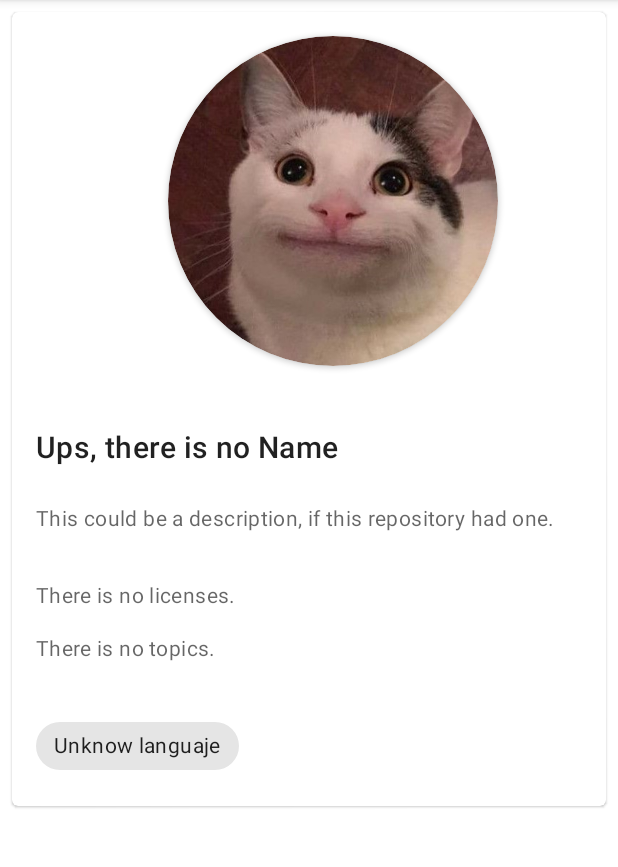
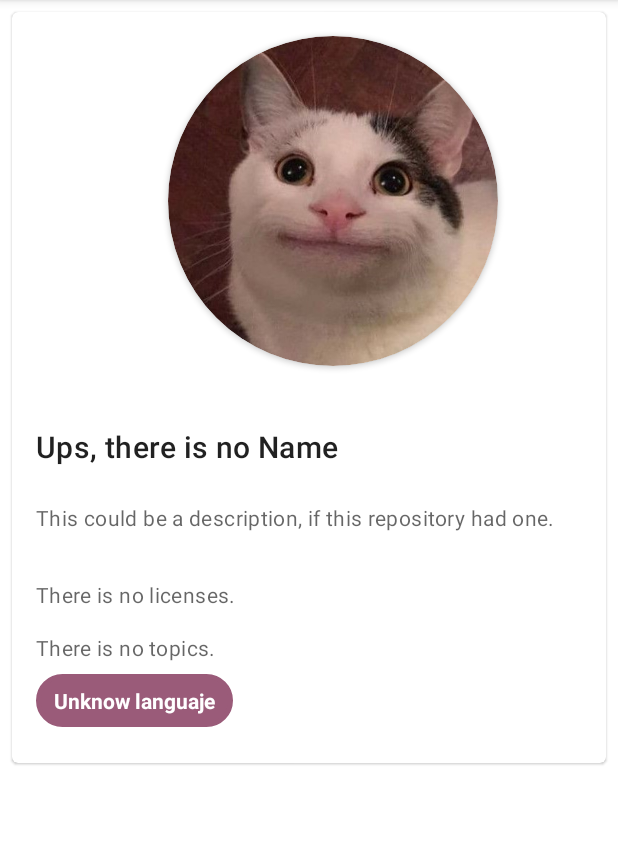
Before and after one commit to martamagui/UD5_02-RecyclerView, an Android app: the DetailActivity screen opened directly, with no data from a screen before it, on a phone screen of 412 x 824 dp, the part 84-951 px from its top. Run offline under Robolectric (Android 15) with nearby library versions, the phone set to English and light mode, and no system bars; pictures from the network do not load.

Commit message:
Ya está terminado, ahora solo queda mejorarlo

```diff
--- /dev/null
+++ b/app/src/main/res/drawable/rounded_tvs.xml
@@ -0,0 +1,15 @@
+<?xml version="1.0" encoding="utf-8"?>
+
+<shape
+    xmlns:android="http://schemas.android.com/apk/res/android"
+    android:shape="rectangle">
+
+    <corners android:radius="20dp" />
+
+    <!-- This is the border color -->
+    <stroke android:width="3dp" android:color="#9A5B79" />
+
+    <!--- This is the background color -->
+    <solid android:color="#9A5B79" />
+
+</shape>
--- a/app/src/main/res/layout/activity_detail.xml
+++ b/app/src/main/res/layout/activity_detail.xml
@@ -115,14 +115,26 @@
                         android:text="@string/topics"
                         android:textAppearance="?attr/textAppearanceBody2"
                         android:textColor="?android:attr/textColorSecondary"
+                        app:layout_constraintEnd_toEndOf="parent"
+                        app:layout_constraintStart_toStartOf="parent"
                         app:layout_constraintTop_toBottomOf="@+id/tv_detaill_license" />
 
-                    <com.google.android.material.chip.Chip
+                    <TextView
                         android:id="@+id/chip_languaje"
                         android:layout_width="wrap_content"
                         android:layout_height="wrap_content"
-                        android:layout_marginTop="32dp"
+                        android:layout_marginTop="8dp"
+                        android:layout_marginBottom="8dp"
+                        android:background="@drawable/rounded_tvs"
+                        android:paddingStart="12dp"
+                        android:paddingTop="8dp"
+                        android:paddingEnd="12dp"
+                        android:paddingBottom="8dp"
                         android:text="@string/languaje"
+                        android:textAlignment="center"
+                        android:textColor="#FFFFFF"
+                        android:textStyle="bold"
+                        app:layout_constraintBottom_toBottomOf="parent"
                         app:layout_constraintStart_toStartOf="@+id/tv_detaill_topics"
                         app:layout_constraintTop_toBottomOf="@+id/tv_detaill_topics" />
                 </androidx.constraintlayout.widget.ConstraintLayout>
```
Also changed, not shown: app/src/main/java/com/marta/ud5_02_recyclerview_martamolina/DetailActivity.kt (+17 -8 lines), app/src/main/res/layout/item_repository.xml (+6 -5 lines).
